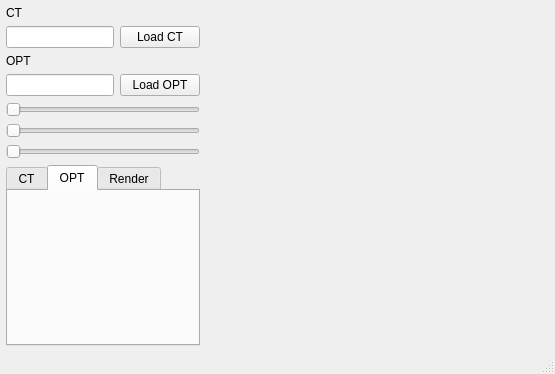
Qt form mainwindow.ui (AxisRay/CPViewer) before a commit.
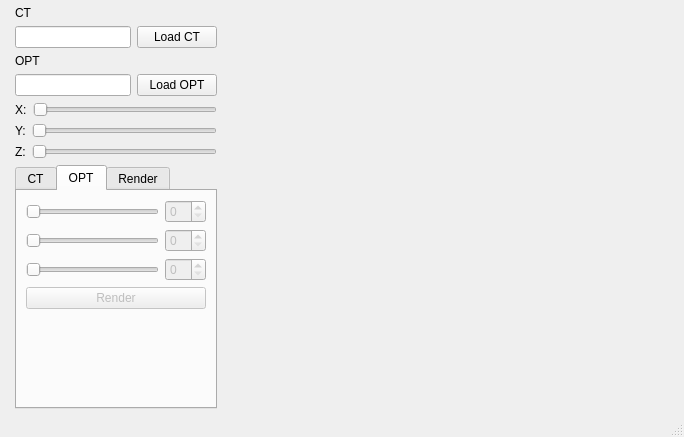
The same form after that commit. The open tabs and pages were chosen to show the change. Custom widgets are drawn as their Qt base class.

What changed in the file:
```diff
--- a/mainwindow.ui
+++ b/mainwindow.ui
@@ -6,8 +6,8 @@
    <rect>
     <x>0</x>
     <y>0</y>
-    <width>555</width>
-    <height>374</height>
+    <width>684</width>
+    <height>437</height>
    </rect>
   </property>
   <property name="windowTitle">
@@ -37,6 +37,18 @@
       </item>
       <item row="0" column="0" rowspan="2">
        <layout class="QVBoxLayout" name="verticalLayout">
+        <property name="leftMargin">
+         <number>9</number>
+        </property>
+        <property name="topMargin">
+         <number>0</number>
+        </property>
+        <property name="rightMargin">
+         <number>9</number>
+        </property>
+        <property name="bottomMargin">
+         <number>0</number>
+        </property>
         <item>
          <widget class="QLabel" name="label_2">
           <property name="text">
@@ -112,6 +124,21 @@
          </layout>
         </item>
         <item>
+         <layout class="QHBoxLayout" name="horizontalLayout">
+          <item>
+           <widget class="QLabel" name="label_3">
+            <property name="sizePolicy">
+             <sizepolicy hsizetype="Fixed" vsizetype="Preferred">
+              <horstretch>0</horstretch>
+              <verstretch>0</verstretch>
+             </sizepolicy>
+            </property>
+            <property name="text">
+             <string>X:</string>
+            </property>
+           </widget>
+          </item>
+          <item>
          <widget class="QSlider" name="hsAxisX">
           <property name="enabled">
            <bool>false</bool>
@@ -127,6 +154,23 @@
           </property>
          </widget>
         </item>
+         </layout>
+        </item>
+        <item>
+         <layout class="QHBoxLayout" name="horizontalLayout_3">
+          <item>
+           <widget class="QLabel" name="label_4">
+            <property name="sizePolicy">
+             <sizepolicy hsizetype="Fixed" vsizetype="Preferred">
+              <horstretch>0</horstretch>
+              <verstretch>0</verstretch>
+             </sizepolicy>
+            </property>
+            <property name="text">
+             <string>Y:</string>
+            </property>
+           </widget>
+          </item>
         <item>
          <widget class="QSlider" name="hsAxisY">
           <property name="enabled">
@@ -143,6 +187,23 @@
           </property>
          </widget>
         </item>
+         </layout>
+        </item>
+        <item>
+         <layout class="QHBoxLayout" name="horizontalLayout_4">
+          <item>
+           <widget class="QLabel" name="label_5">
+            <property name="sizePolicy">
+             <sizepolicy hsizetype="Fixed" vsizetype="Preferred">
+              <horstretch>0</horstretch>
+              <verstretch>0</verstretch>
+             </sizepolicy>
+            </property>
+            <property name="text">
+             <string>Z:</string>
+            </property>
+           </widget>
+          </item>
         <item>
          <widget class="QSlider" name="hsAxisZ">
           <property name="enabled">
@@ -159,6 +220,8 @@
           </property>
          </widget>
         </item>
+         </layout>
+        </item>
         <item>
          <widget class="QTabWidget" name="tabWidget">
           <property name="sizePolicy">
@@ -179,6 +242,94 @@
            <attribute name="title">
             <string>OPT</string>
            </attribute>
+           <layout class="QVBoxLayout" name="verticalLayout_3">
+            <item>
+             <layout class="QHBoxLayout" name="horizontalLayout_6">
+              <item>
+               <widget class="QSlider" name="hsOffsetX">
+                <property name="enabled">
+                 <bool>false</bool>
+                </property>
+                <property name="orientation">
+                 <enum>Qt::Horizontal</enum>
+                </property>
+               </widget>
+              </item>
+              <item>
+               <widget class="QSpinBox" name="dsOffsetX">
+                <property name="enabled">
+                 <bool>false</bool>
+                </property>
+               </widget>
+              </item>
+             </layout>
+            </item>
+            <item>
+             <layout class="QHBoxLayout" name="horizontalLayout_7">
+              <item>
+               <widget class="QSlider" name="hsOffsetY">
+                <property name="enabled">
+                 <bool>false</bool>
+                </property>
+                <property name="orientation">
+                 <enum>Qt::Horizontal</enum>
+                </property>
+               </widget>
+              </item>
+              <item>
+               <widget class="QSpinBox" name="dsOffsetY">
+                <property name="enabled">
+                 <bool>false</bool>
+                </property>
+               </widget>
+              </item>
+             </layout>
+            </item>
+            <item>
+             <layout class="QHBoxLayout" name="horizontalLayout_8">
+              <item>
+               <widget class="QSlider" name="hsOffsetZ">
+                <property name="enabled">
+                 <bool>false</bool>
+                </property>
+                <property name="orientation">
+                 <enum>Qt::Horizontal</enum>
+                </property>
+               </widget>
+              </item>
+              <item>
+               <widget class="QSpinBox" name="dsOffsetZ">
+                <property name="enabled">
+                 <bool>false</bool>
+                </property>
+               </widget>
+              </item>
+             </layout>
+            </item>
+            <item>
+             <widget class="QPushButton" name="pbRender">
+              <property name="enabled">
+               <bool>false</bool>
+              </property>
+              <property name="text">
+               <string>Render</string>
+              </property>
+             </widget>
+            </item>
+            <item>
+             <spacer name="verticalSpacer">
+              <property name="orientation">
+               <enum>Qt::Vertical</enum>
+              </property>
+              <property name="sizeHint" stdset="0">
+               <size>
+                <width>20</width>
+                <height>40</height>
+               </size>
+              </property>
+             </spacer>
+            </item>
+           </layout>
           </widget>
           <widget class="QWidget" name="tab_Render">
            <attribute name="title">
```
Left out of the diff: 10 changed lines with no effect on the pictures. Lines whose indentation alone changed are shown as unchanged.
